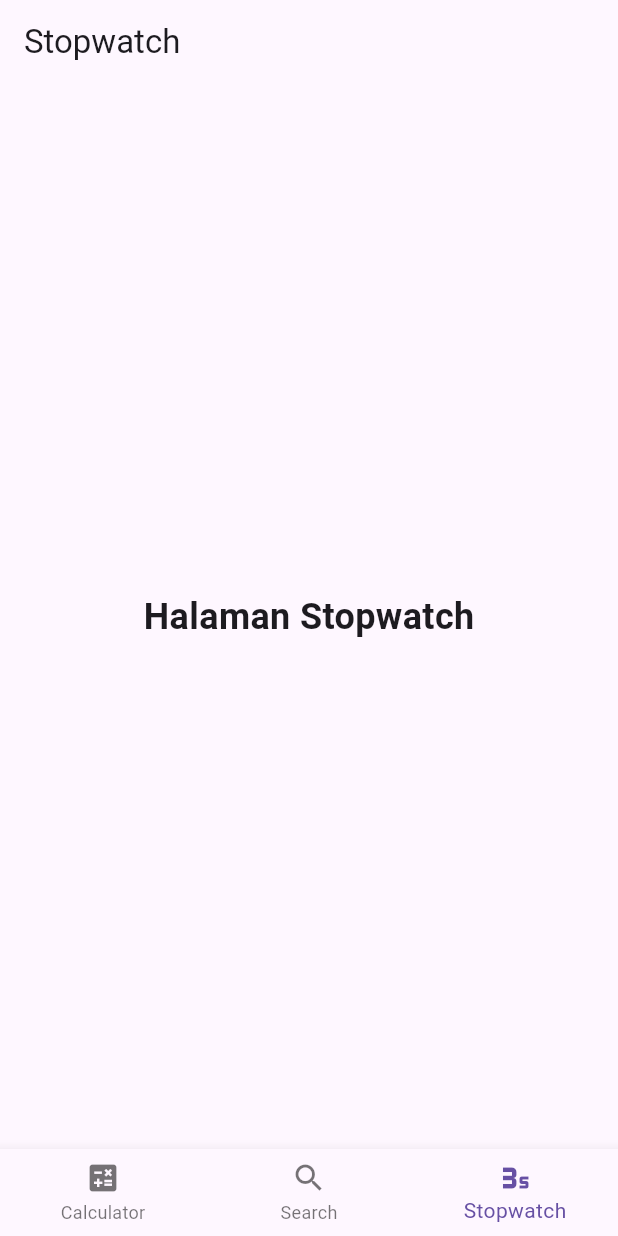
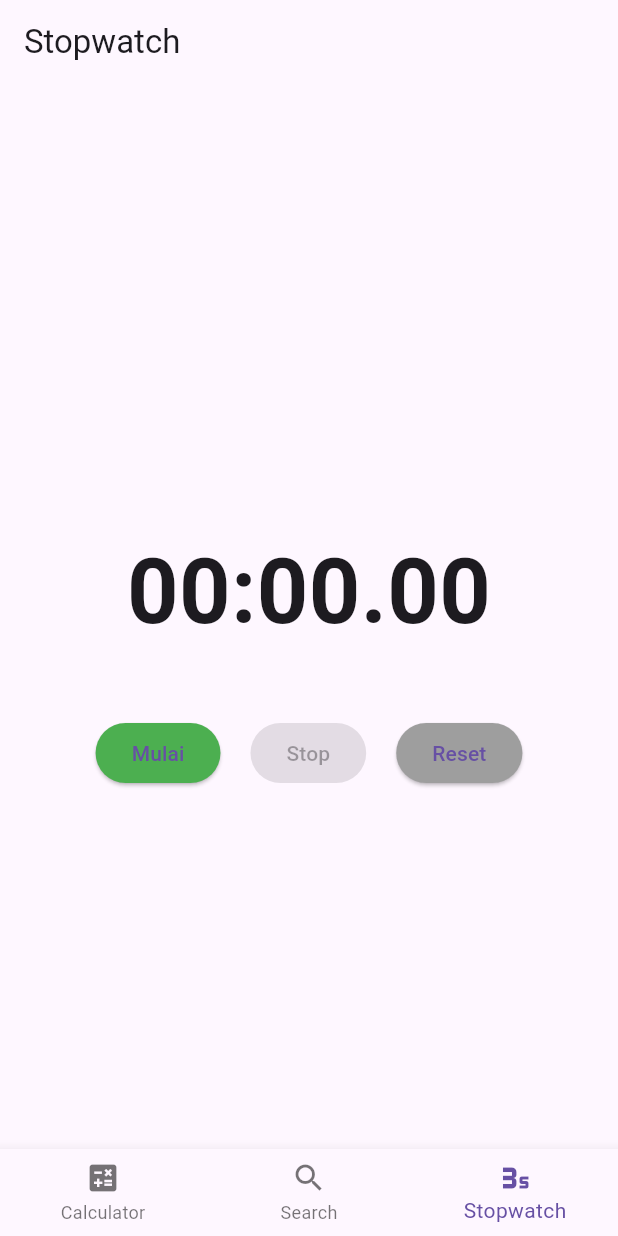
Before and after one commit to naxrel/mobilemodul4, a Flutter app: the MainPage screen opened directly, item 3 of the bottom bar chosen, on a phone screen of 412 x 824 dp. Run offline on Flutter 3.47's test engine with Material 3 defaults, Android fonts, the phone set to English and light mode, and no system bars; our stand-ins replace math_expressions.

Commit message:
stopwatch udah, kalkulator blom ku fix

```diff
--- a/lib/screens/calculator_screen.dart
+++ b/lib/screens/calculator_screen.dart
@@ -156,7 +156,7 @@ class _CalculatorViewState extends State<CalculatorView> {
                 );
               }
 
-              // Other buttons
+
               else {
                 return MyButton(
                   buttontapped: () {
--- a/lib/screens/main_page.dart
+++ b/lib/screens/main_page.dart
@@ -1,5 +1,6 @@
 import 'package:flutter/material.dart';
 import 'package:tugas_modul4/screens/calculator_screen.dart';
+import 'package:tugas_modul4/screens/stopwatch_screen.dart';
 
 class MainPage extends StatefulWidget {
   const MainPage({super.key});
@@ -21,12 +22,7 @@ class _MainPageState extends State<MainPage> {
         style: TextStyle(fontSize: 24, fontWeight: FontWeight.bold),
       ),
     ),
-    Center(
-      child: Text(
-        'Halaman Stopwatch',
-        style: TextStyle(fontSize: 24, fontWeight: FontWeight.bold),
-      ),
-    ),
+    StopwatchHomePage(),
   ];
 
   @override
--- /dev/null
+++ b/lib/screens/stopwatch_screen.dart
@@ -0,0 +1,118 @@
+import 'package:flutter/material.dart';
+import 'dart:async';
+
+void main() {
+  runApp(const StopwatchApp());
+}
+
+class StopwatchApp extends StatelessWidget {
+  const StopwatchApp({super.key});
+
+  @override
+  Widget build(BuildContext context) {
+    return MaterialApp(
+      debugShowCheckedModeBanner: false,
+      theme: ThemeData(
+        primarySwatch: Colors.blue,
+      ),
+      home: const StopwatchHomePage(),
+    );
+  }
+}
+
+class StopwatchHomePage extends StatefulWidget {
+  const StopwatchHomePage({super.key});
+
+  @override
+  State<StopwatchHomePage> createState() => _StopwatchHomePageState();
+}
+
+class _StopwatchHomePageState extends State<StopwatchHomePage> {
+  final Stopwatch _stopwatch = Stopwatch();
+  Timer? _timer;
+
+  String _formatTime(int milliseconds) {
+    int hundreds = (milliseconds / 10).truncate() % 100;
+    int seconds = (milliseconds / 1000).truncate() % 60;
+    int minutes = (milliseconds / (1000 * 60)).truncate();
+
+    String minutesStr = minutes.toString().padLeft(2, '0');
+    String secondsStr = seconds.toString().padLeft(2, '0');
+    String hundredsStr = hundreds.toString().padLeft(2, '0');
+
+    return "$minutesStr:$secondsStr.$hundredsStr";
+  }
+
+  void _startTimer() {
+    _stopwatch.start();
+    _timer = Timer.periodic(const Duration(milliseconds: 30), (timer) {
+      setState(() {});
+    });
+  }
+
+  void _stopTimer() {
+    _stopwatch.stop();
+    _timer?.cancel();
+    setState(() {});
+  }
+
+  void _resetTimer() {
+    _stopwatch.reset();
+    _stopwatch.stop();
+    _timer?.cancel();
+    setState(() {});
+  }
+
+  @override
+  void dispose() {
+    _timer?.cancel();
+    super.dispose();
+  }
+
+  @override
+  Widget build(BuildContext context) {
+    return Scaffold(
+      appBar: AppBar(
+        centerTitle: true,
+      ),
+      body: Center(
+        child: Column(
+          mainAxisAlignment: MainAxisAlignment.center,
+          children: <Widget>[
+            Text(
+              _formatTime(_stopwatch.elapsedMilliseconds),
+              style: const TextStyle(
+                fontSize: 60.0,
+                fontWeight: FontWeight.bold,
+                fontFeatures: [FontFeature.tabularFigures()],
+              ),
+            ),
+            const SizedBox(height: 40.0),
+            Row(
+              mainAxisAlignment: MainAxisAlignment.center,
+              children: [
+                ElevatedButton(
+                  onPressed: _stopwatch.isRunning ? null : _startTimer,
+                  style: ElevatedButton.styleFrom(backgroundColor: Colors.green),
+                  child: const Text('Mulai'),
+                ),
+                const SizedBox(width: 20),
+                ElevatedButton(
+                  onPressed: _stopwatch.isRunning ? _stopTimer : null,
+                  style: ElevatedButton.styleFrom(backgroundColor: Colors.red),
+                  child: const Text('Stop'),
+                ),
+                const SizedBox(width: 20),
+                ElevatedButton(
+                  onPressed: _resetTimer,
+                  style: ElevatedButton.styleFrom(backgroundColor: Colors.grey),
+                  child: const Text('Reset'),
+                ),
+              ],
+            ),
+          ],
+        ),
+      ),
+    );
+  }
+}
```
